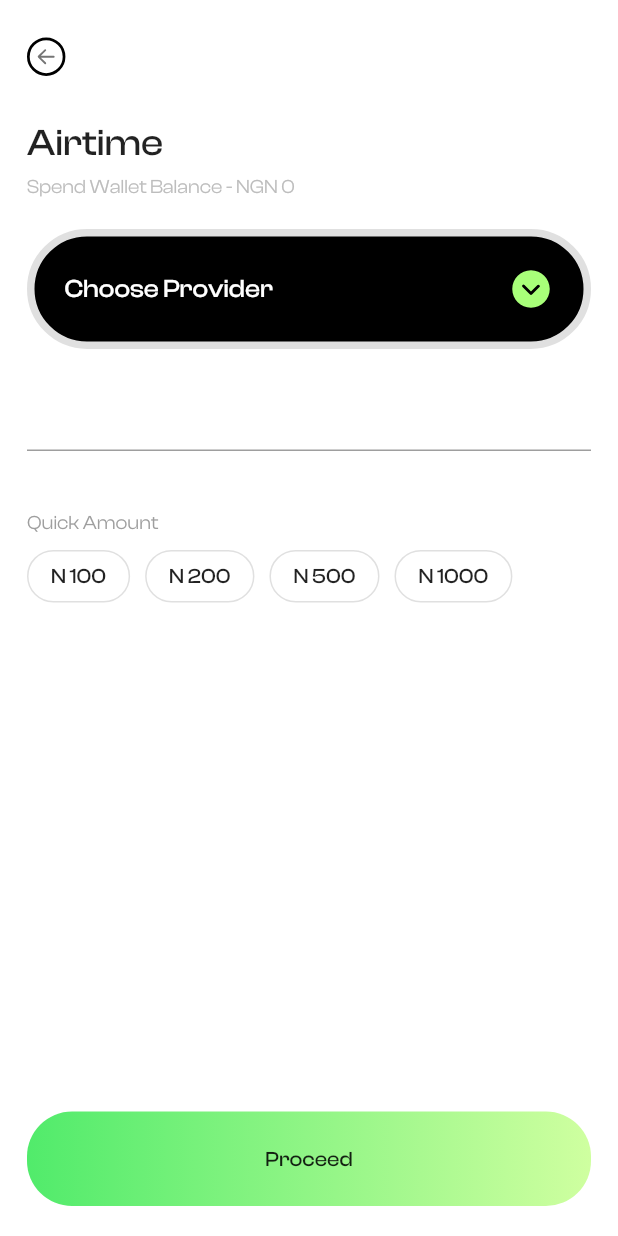
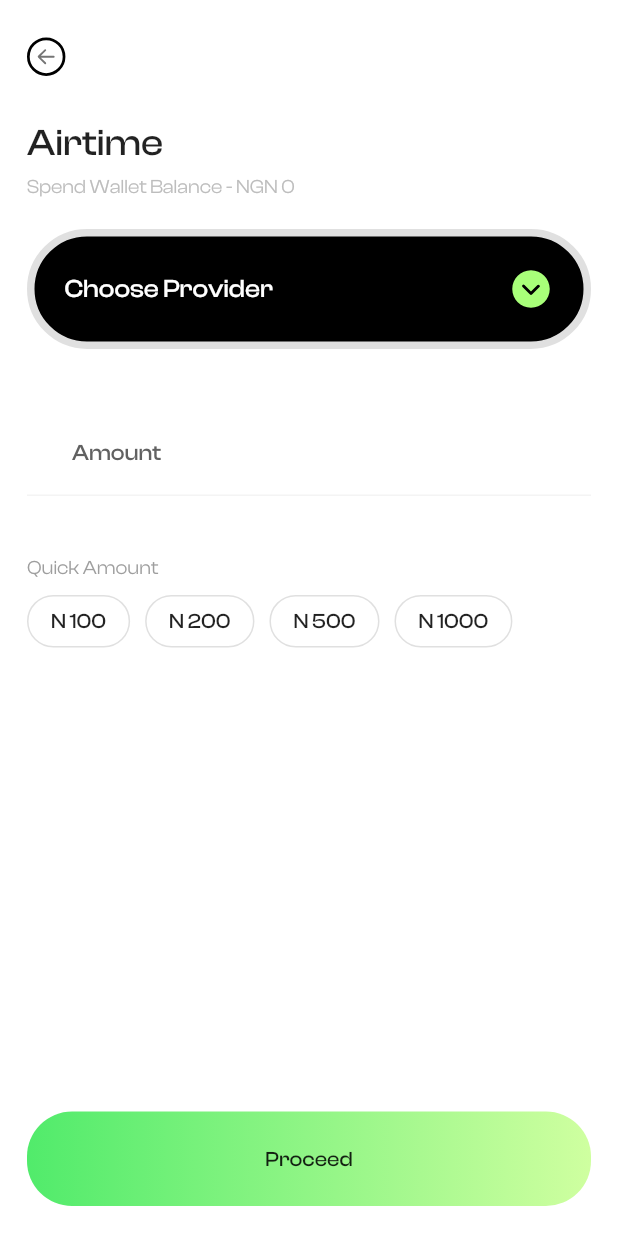
Before and after one commit to ProsperChihimba/flip-clone, a Flutter app: the AirtimeScreen screen opened directly, on a phone screen of 412 x 824 dp. Run offline on Flutter 3.47's test engine with Material 2 defaults, Android fonts, the phone set to English and light mode, and no system bars; our stand-ins replace fluentui_icons, gap, get.

Commit message:
Add: phone number input initial design

```diff
--- a/lib/pages/payments/airtime/amount.dart
+++ b/lib/pages/payments/airtime/amount.dart
@@ -1,3 +1,4 @@
+import 'package:flip/utils/app_layout.dart';
 import 'package:flutter/material.dart';
 
 class AmountInput extends StatefulWidget {
@@ -10,6 +11,24 @@ class AmountInput extends StatefulWidget {
 class _AmountInputState extends State<AmountInput> {
   @override
   Widget build(BuildContext context) {
-    return TextField();
+    return TextField(
+      decoration: InputDecoration(
+        hintText: "Amount",
+        hintStyle: TextStyle(
+          fontWeight: FontWeight.w500,
+          color: Colors.grey.shade700,
+          fontSize: AppLayout.getHeight(15),
+        ),
+        contentPadding: EdgeInsets.symmetric(
+          vertical: AppLayout.getHeight(20),
+          horizontal: AppLayout.getHeight(30),
+        ),
+        enabledBorder: const UnderlineInputBorder(
+          borderSide: BorderSide(
+            color: Color(0xFFF4F4F4),
+          ),
+        ),
+      ),
+    );
   }
 }
--- a/lib/pages/payments/airtime/index.dart
+++ b/lib/pages/payments/airtime/index.dart
@@ -1,5 +1,6 @@
 import 'package:flip/pages/payments/airtime/amount.dart';
 import 'package:flip/pages/payments/airtime/choose_provider.dart';
+import 'package:flip/pages/payments/airtime/phone_number.dart';
 import 'package:flip/pages/payments/airtime/quick_amount.dart';
 import 'package:flip/sections/navigation.dart';
 import 'package:flip/utils/app_layout.dart';
@@ -54,6 +55,10 @@ class _AirtimeScreenState extends State<AirtimeScreen> {
             Gap(AppLayout.getHeight(20)),
             const ChooseProvider(),
 
+            // contact
+            Gap(AppLayout.getHeight(20)),
+            const PhoneNumber(),
+
             // amout
             Gap(AppLayout.getHeight(20)),
             const AmountInput(),
```
Also changed, not shown: lib/pages/payments/airtime/phone_number.dart (added, +23 -0 lines).
